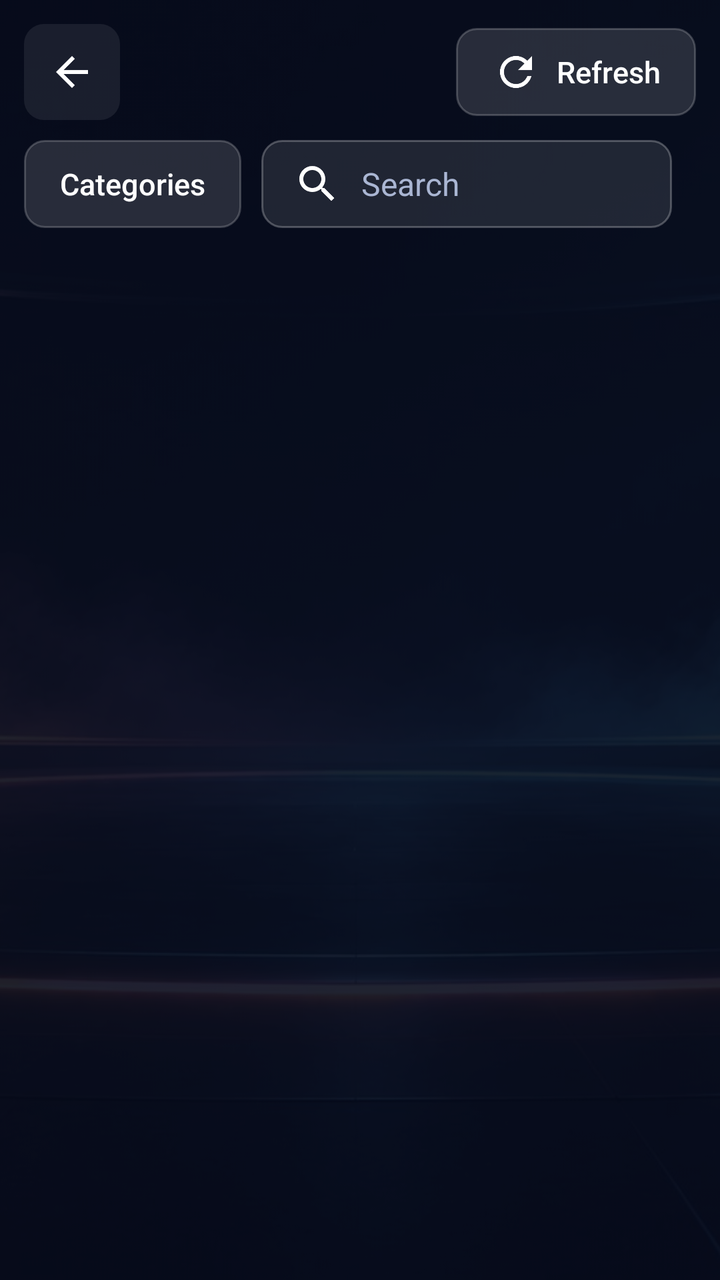
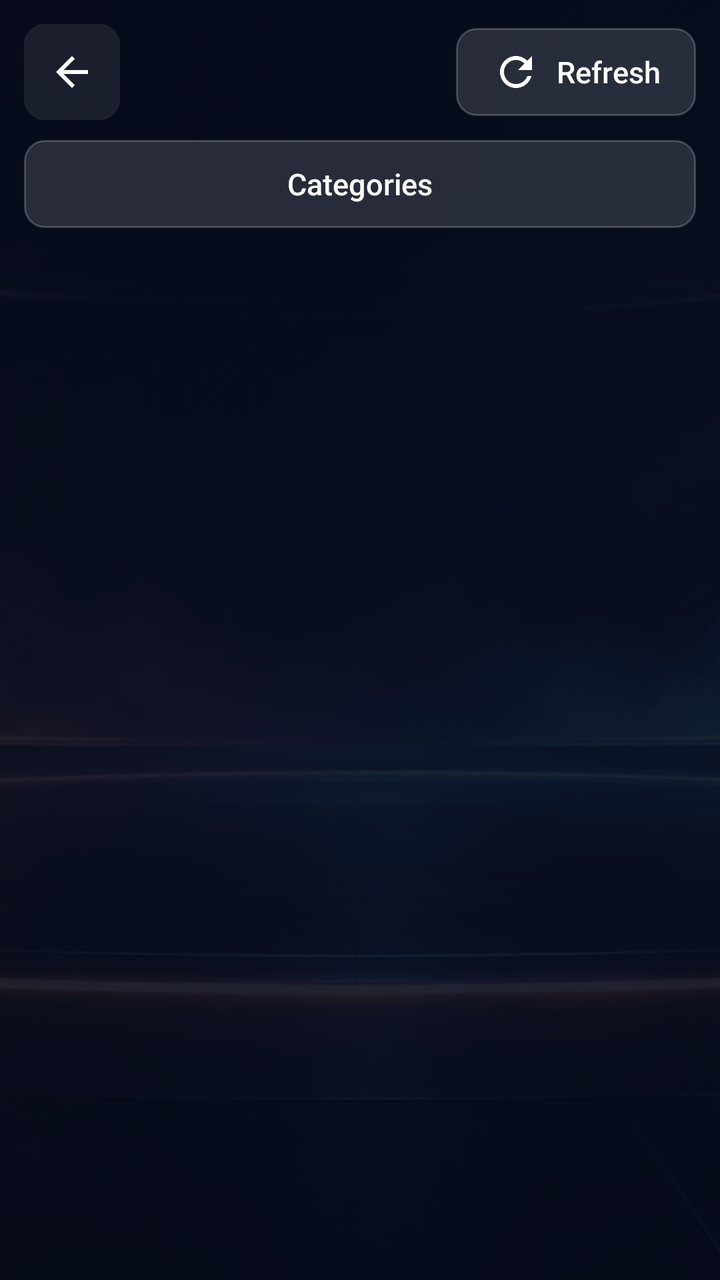

Screens rendered from an Android XML layout before and after an edit, with the pre-edit source and the edit as a unified diff.
<!-- AndroidManifest.xml: application theme Theme.Farloh -->
<!-- res/layout/activity_browse.xml -->
<?xml version="1.0" encoding="utf-8"?>
<FrameLayout xmlns:android="http://schemas.android.com/apk/res/android"
    android:layout_width="match_parent" android:layout_height="match_parent">

    <ImageView android:layout_width="match_parent" android:layout_height="match_parent" android:alpha="0.35"
        android:scaleType="centerCrop" android:src="@drawable/farloh_bg" android:importantForAccessibility="no" />
    <View android:layout_width="match_parent" android:layout_height="match_parent" android:background="#B3070B1A" />

    <LinearLayout android:id="@+id/safe" android:layout_width="match_parent" android:layout_height="match_parent"
        android:orientation="vertical" android:paddingStart="12dp" android:paddingTop="8dp" android:paddingEnd="12dp">

        
        <LinearLayout android:layout_width="match_parent" android:layout_height="56dp"
            android:gravity="center_vertical" android:orientation="horizontal">
            <ImageButton android:id="@+id/back" style="@style/IconBtn" android:src="@drawable/ic_back"
                android:contentDescription="Back" />
            <TextView android:id="@+id/title" android:layout_width="wrap_content" android:layout_height="wrap_content"
                android:layout_marginStart="10dp" android:textColor="@color/text" android:textSize="22sp" android:textStyle="bold" />
            <TextView android:id="@+id/updated" android:layout_width="0dp" android:layout_height="wrap_content"
                android:layout_weight="1" android:layout_marginStart="12dp" android:ellipsize="end" android:singleLine="true"
                android:textColor="@color/text2" android:textSize="13sp" />
            <ProgressBar android:id="@+id/refreshing" android:layout_width="28dp" android:layout_height="28dp"
                android:layout_marginEnd="10dp" android:visibility="gone" />
            <Button android:id="@+id/refresh" style="@style/Btn" android:drawableStart="@drawable/ic_refresh"
                android:drawablePadding="8dp" android:text="Refresh" />
        </LinearLayout>

        
        <LinearLayout android:layout_width="match_parent" android:layout_height="wrap_content"
            android:layout_marginTop="6dp" android:gravity="center_vertical" android:orientation="horizontal">
            <Button android:id="@+id/categoryButton" style="@style/Btn" android:layout_marginEnd="10dp"
                android:maxWidth="180dp" android:ellipsize="end" android:singleLine="true" android:text="Categories" />
            <EditText android:id="@+id/search" style="@style/Field" android:layout_width="0dp" android:layout_weight="1"
                android:layout_marginTop="0dp" android:drawableStart="@drawable/ic_search" android:drawablePadding="10dp"
                android:hint="Search" android:imeOptions="actionSearch|flagNoExtractUi" android:inputType="text"
                android:paddingTop="10dp" android:paddingBottom="10dp" />
            <TextView android:id="@+id/resultCount" android:layout_width="wrap_content" android:layout_height="wrap_content"
                android:layout_marginStart="12dp" android:textColor="@color/text2" android:textSize="13sp" />
        </LinearLayout>

        <LinearLayout android:layout_width="match_parent" android:layout_height="0dp" android:layout_weight="1"
            android:layout_marginTop="10dp" android:orientation="horizontal">

            <androidx.recyclerview.widget.RecyclerView android:id="@+id/categories" android:layout_width="250dp"
                android:layout_height="match_parent" android:clipToPadding="false" android:paddingBottom="12dp"
                android:scrollbars="vertical" />

            <FrameLayout android:layout_width="0dp" android:layout_height="match_parent" android:layout_weight="1"
                android:layout_marginStart="8dp">
                <androidx.recyclerview.widget.RecyclerView android:id="@+id/items" android:layout_width="match_parent"
                    android:layout_height="match_parent" android:clipToPadding="false" android:paddingBottom="16dp"
                    android:scrollbars="vertical" />
                <TextView android:id="@+id/empty" android:layout_width="wrap_content" android:layout_height="wrap_content"
                    android:layout_gravity="center" android:gravity="center" android:padding="24dp"
                    android:textColor="@color/text2" android:textSize="16sp" android:visibility="gone" />
                <ProgressBar android:id="@+id/loading" android:layout_width="56dp" android:layout_height="56dp"
                    android:layout_gravity="center" android:visibility="gone" />
            </FrameLayout>

            <LinearLayout android:id="@+id/epgPanel" android:layout_width="330dp" android:layout_height="match_parent"
                android:layout_marginStart="10dp" android:layout_marginBottom="12dp" android:background="@drawable/panel_bg"
                android:orientation="vertical" android:padding="14dp" android:visibility="gone">
                <TextView android:id="@+id/epgChannel" android:layout_width="match_parent" android:layout_height="wrap_content"
                    android:ellipsize="end" android:maxLines="2" android:textColor="@color/text" android:textSize="18sp"
                    android:textStyle="bold" />
                <TextView android:layout_width="wrap_content" android:layout_height="wrap_content" android:layout_marginTop="2dp"
                    android:text="TV Guide" android:textColor="@color/accent2" android:textSize="12sp" />
                <androidx.recyclerview.widget.RecyclerView android:id="@+id/epgList" android:layout_width="match_parent"
                    android:layout_height="0dp" android:layout_weight="1" android:layout_marginTop="8dp" />
                <TextView android:id="@+id/epgEmpty" android:layout_width="match_parent" android:layout_height="wrap_content"
                    android:layout_marginTop="8dp" android:textColor="@color/text2" android:textSize="14sp" android:visibility="gone" />
            </LinearLayout>
        </LinearLayout>
    </LinearLayout>
</FrameLayout>
<!-- resources referenced by this layout -->
<resources>
  <color name="accent2">#4FC3F7</color>
  <color name="text">#FFFFFF</color>
  <color name="text2">#AAB6D3</color>
  <!-- drawable ic_back (drawable) -->
  <?xml version="1.0" encoding="utf-8"?>
  <vector xmlns:android="http://schemas.android.com/apk/res/android" android:width="24dp" android:height="24dp" android:viewportWidth="24" android:viewportHeight="24">
      <path android:fillColor="#FFFFFFFF" android:pathData="M20,11H7.83l5.59,-5.59L12,4l-8,8 8,8 1.41,-1.41L7.83,13H20v-2z" />
  </vector>
  <!-- drawable ic_search (drawable) -->
  <?xml version="1.0" encoding="utf-8"?>
  <vector xmlns:android="http://schemas.android.com/apk/res/android" android:width="24dp" android:height="24dp" android:viewportWidth="24" android:viewportHeight="24">
      <path android:fillColor="#FFFFFFFF" android:pathData="M15.5,14h-0.79l-0.28,-0.27C15.41,12.59 16,11.11 16,9.5 16,5.91 13.09,3 9.5,3S3,5.91 3,9.5 5.91,16 9.5,16c1.61,0 3.09,-0.59 4.23,-1.57l0.27,0.28v0.79l5,4.99L20.49,19l-4.99,-5zM9.5,14C7.01,14 5,11.99 5,9.5S7.01,5 9.5,5 14,7.01 14,9.5 11.99,14 9.5,14z" />
  </vector>
  <!-- drawable panel_bg (drawable) -->
  <?xml version="1.0" encoding="utf-8"?>
  <shape xmlns:android="http://schemas.android.com/apk/res/android">
      <corners android:radius="16dp" />
      <solid android:color="@color/panel" />
      <stroke android:width="1dp" android:color="#26FFFFFF" />
  </shape>
  <style name="Field">
          <item name="android:layout_width">match_parent</item>
          <item name="android:layout_height">wrap_content</item>
          <item name="android:layout_marginTop">12dp</item>
          <item name="android:background">@drawable/field_bg</item>
          <item name="android:paddingStart">16dp</item>
          <item name="android:paddingEnd">16dp</item>
          <item name="android:paddingTop">14dp</item>
          <item name="android:paddingBottom">14dp</item>
          <item name="android:textColor">@color/text</item>
          <item name="android:textColorHint">@color/text2</item>
          <item name="android:textSize">16sp</item>
          <item name="android:singleLine">true</item>
      </style>
  <style name="IconBtn">
          <item name="android:layout_width">48dp</item>
          <item name="android:layout_height">48dp</item>
          <item name="android:background">@drawable/focus_bg</item>
          <item name="android:padding">12dp</item>
          <item name="android:scaleType">fitCenter</item>
          <item name="android:focusable">true</item>
          <item name="android:tint">@color/text</item>
      </style>
  <color name="panel">#E00C1430</color>
  <!-- drawable field_bg (drawable) -->
  <?xml version="1.0" encoding="utf-8"?>
  <selector xmlns:android="http://schemas.android.com/apk/res/android">
      <item android:state_focused="true">
          <shape><corners android:radius="@dimen/corner" /><solid android:color="#26FFFFFF" /><stroke android:width="2dp" android:color="@color/accent" /></shape>
      </item>
      <item>
          <shape><corners android:radius="@dimen/corner" /><solid android:color="#1AFFFFFF" /><stroke android:width="1dp" android:color="#40FFFFFF" /></shape>
      </item>
  </selector>
  <color name="accent">#FF9F43</color>
  <color name="bg_deep">#070B1A</color>
  <style name="Theme.Farloh.Dialog" parent="Theme.AppCompat.Dialog.Alert">
          <item name="colorAccent">@color/accent</item>
          <item name="android:windowBackground">@drawable/dialog_bg</item>
          <item name="android:textColorPrimary">@color/text</item>
          <item name="android:textColorSecondary">@color/text2</item>
      </style>
  <dimen name="corner">10dp</dimen>
  <!-- drawable dialog_bg (drawable) -->
  <?xml version="1.0" encoding="utf-8"?>
  <inset xmlns:android="http://schemas.android.com/apk/res/android" android:inset="16dp">
      <shape>
          <corners android:radius="16dp" />
          <solid android:color="@color/panel_solid" />
          <stroke android:width="1dp" android:color="#33FFFFFF" />
      </shape>
  </inset>
  <color name="panel_solid">#0E1630</color>
  <!-- unchanged entries left out for length: 6 -->
</resources>

<!-- the commit's change to res/layout/activity_browse.xml (unified diff, before → after) -->
@@ -19,6 +19,8 @@
             <TextView android:id="@+id/updated" android:layout_width="0dp" android:layout_height="wrap_content"
                 android:layout_weight="1" android:layout_marginStart="12dp" android:ellipsize="end" android:singleLine="true"
                 android:textColor="@color/text2" android:textSize="13sp" />
+            <TextView android:id="@+id/resultCount" android:layout_width="wrap_content" android:layout_height="wrap_content"
+                android:layout_marginEnd="12dp" android:textColor="@color/text2" android:textSize="13sp" />
             <ProgressBar android:id="@+id/refreshing" android:layout_width="28dp" android:layout_height="28dp"
                 android:layout_marginEnd="10dp" android:visibility="gone" />
             <Button android:id="@+id/refresh" style="@style/Btn" android:drawableStart="@drawable/ic_refresh"
@@ -26,16 +28,10 @@
         </LinearLayout>
 
         
-        <LinearLayout android:layout_width="match_parent" android:layout_height="wrap_content"
+        <LinearLayout android:id="@+id/filterRow" android:layout_width="match_parent" android:layout_height="wrap_content"
             android:layout_marginTop="6dp" android:gravity="center_vertical" android:orientation="horizontal">
-            <Button android:id="@+id/categoryButton" style="@style/Btn" android:layout_marginEnd="10dp"
-                android:maxWidth="180dp" android:ellipsize="end" android:singleLine="true" android:text="Categories" />
-            <EditText android:id="@+id/search" style="@style/Field" android:layout_width="0dp" android:layout_weight="1"
-                android:layout_marginTop="0dp" android:drawableStart="@drawable/ic_search" android:drawablePadding="10dp"
-                android:hint="Search" android:imeOptions="actionSearch|flagNoExtractUi" android:inputType="text"
-                android:paddingTop="10dp" android:paddingBottom="10dp" />
-            <TextView android:id="@+id/resultCount" android:layout_width="wrap_content" android:layout_height="wrap_content"
-                android:layout_marginStart="12dp" android:textColor="@color/text2" android:textSize="13sp" />
+            <Button android:id="@+id/categoryButton" style="@style/Btn" android:layout_width="0dp" android:layout_weight="1"
+                android:ellipsize="end" android:singleLine="true" android:text="Categories" />
         </LinearLayout>
 
         <LinearLayout android:layout_width="match_parent" android:layout_height="0dp" android:layout_weight="1"
<!-- resource entries referenced after the edit -->
@@ -8,11 +8,6 @@
   <vector xmlns:android="http://schemas.android.com/apk/res/android" android:width="24dp" android:height="24dp" android:viewportWidth="24" android:viewportHeight="24">
       <path android:fillColor="#FFFFFFFF" android:pathData="M20,11H7.83l5.59,-5.59L12,4l-8,8 8,8 1.41,-1.41L7.83,13H20v-2z" />
   </vector>
-  <!-- drawable ic_search (drawable) -->
-  <?xml version="1.0" encoding="utf-8"?>
-  <vector xmlns:android="http://schemas.android.com/apk/res/android" android:width="24dp" android:height="24dp" android:viewportWidth="24" android:viewportHeight="24">
-      <path android:fillColor="#FFFFFFFF" android:pathData="M15.5,14h-0.79l-0.28,-0.27C15.41,12.59 16,11.11 16,9.5 16,5.91 13.09,3 9.5,3S3,5.91 3,9.5 5.91,16 9.5,16c1.61,0 3.09,-0.59 4.23,-1.57l0.27,0.28v0.79l5,4.99L20.49,19l-4.99,-5zM9.5,14C7.01,14 5,11.99 5,9.5S7.01,5 9.5,5 14,7.01 14,9.5 11.99,14 9.5,14z" />
-  </vector>
   <!-- drawable panel_bg (drawable) -->
   <?xml version="1.0" encoding="utf-8"?>
   <shape xmlns:android="http://schemas.android.com/apk/res/android">
@@ -20,20 +15,6 @@
       <solid android:color="@color/panel" />
       <stroke android:width="1dp" android:color="#26FFFFFF" />
   </shape>
-  <style name="Field">
-          <item name="android:layout_width">match_parent</item>
-          <item name="android:layout_height">wrap_content</item>
-          <item name="android:layout_marginTop">12dp</item>
-          <item name="android:background">@drawable/field_bg</item>
-          <item name="android:paddingStart">16dp</item>
-          <item name="android:paddingEnd">16dp</item>
-          <item name="android:paddingTop">14dp</item>
-          <item name="android:paddingBottom">14dp</item>
-          <item name="android:textColor">@color/text</item>
-          <item name="android:textColorHint">@color/text2</item>
-          <item name="android:textSize">16sp</item>
-          <item name="android:singleLine">true</item>
-      </style>
   <style name="IconBtn">
           <item name="android:layout_width">48dp</item>
           <item name="android:layout_height">48dp</item>
@@ -44,16 +25,6 @@
           <item name="android:tint">@color/text</item>
       </style>
   <color name="panel">#E00C1430</color>
-  <!-- drawable field_bg (drawable) -->
-  <?xml version="1.0" encoding="utf-8"?>
-  <selector xmlns:android="http://schemas.android.com/apk/res/android">
-      <item android:state_focused="true">
-          <shape><corners android:radius="@dimen/corner" /><solid android:color="#26FFFFFF" /><stroke android:width="2dp" android:color="@color/accent" /></shape>
-      </item>
-      <item>
-          <shape><corners android:radius="@dimen/corner" /><solid android:color="#1AFFFFFF" /><stroke android:width="1dp" android:color="#40FFFFFF" /></shape>
-      </item>
-  </selector>
   <color name="accent">#FF9F43</color>
   <color name="bg_deep">#070B1A</color>
   <style name="Theme.Farloh.Dialog" parent="Theme.AppCompat.Dialog.Alert">
